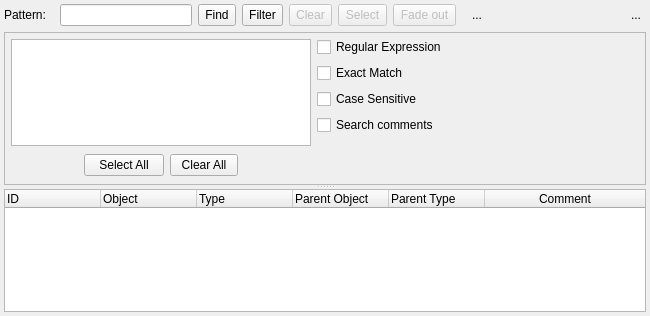
Above: libpgmodeler_ui/ui/objectfinderwidget.ui from pgmodeler/pgmodeler before the change. Below: the same form after it.
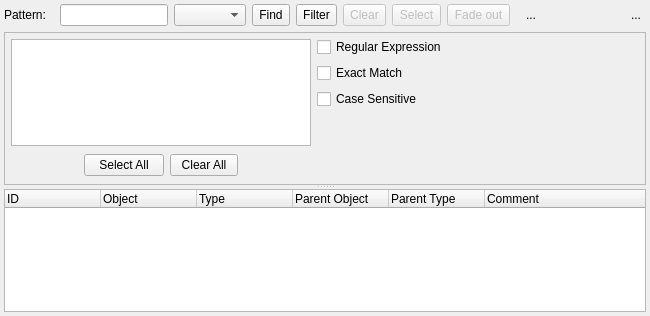
That is the form after the change. Icons and pictures are not drawn.

Commit message: Improved the object search mechanism in such way that various attributes of the object can be matched. New searchable attribute may be added in the future.

Patch:
```diff
--- a/libpgmodeler_ui/ui/objectfinderwidget.ui
+++ b/libpgmodeler_ui/ui/objectfinderwidget.ui
@@ -38,19 +38,44 @@
    <property name="bottomMargin">
     <number>4</number>
    </property>
-   <item row="0" column="7">
-    <widget class="QLabel" name="found_lbl">
+   <item row="0" column="4">
+    <widget class="QToolButton" name="filter_btn">
+     <property name="enabled">
+      <bool>true</bool>
+     </property>
      <property name="sizePolicy">
-      <sizepolicy hsizetype="Fixed" vsizetype="Preferred">
+      <sizepolicy hsizetype="Preferred" vsizetype="Preferred">
        <horstretch>0</horstretch>
        <verstretch>0</verstretch>
       </sizepolicy>
      </property>
+     <property name="minimumSize">
+      <size>
+       <width>0</width>
+       <height>0</height>
+      </size>
+     </property>
+     <property name="toolTip">
+      <string>Defines the search filter</string>
+     </property>
      <property name="text">
-      <string>...</string>
+      <string>Filter</string>
      </property>
-     <property name="indent">
-      <number>10</number>
+     <property name="icon">
+      <iconset resource="../res/resources.qrc">
+       <normaloff>:/icones/icones/filter.png</normaloff>:/icones/icones/filter.png</iconset>
+     </property>
+     <property name="iconSize">
+      <size>
+       <width>20</width>
+       <height>20</height>
+      </size>
+     </property>
+     <property name="checkable">
+      <bool>true</bool>
+     </property>
+     <property name="toolButtonStyle">
+      <enum>Qt::ToolButtonTextBesideIcon</enum>
      </property>
     </widget>
    </item>
@@ -73,44 +98,6 @@
      </property>
     </widget>
    </item>
-   <item row="0" column="4">
-    <widget class="QToolButton" name="clear_res_btn">
-     <property name="enabled">
-      <bool>false</bool>
-     </property>
-     <property name="sizePolicy">
-      <sizepolicy hsizetype="Preferred" vsizetype="Preferred">
-       <horstretch>0</horstretch>
-       <verstretch>0</verstretch>
-      </sizepolicy>
-     </property>
-     <property name="minimumSize">
-      <size>
-       <width>0</width>
-       <height>0</height>
-      </size>
-     </property>
-     <property name="toolTip">
-      <string>Clears the search results</string>
-     </property>
-     <property name="text">
-      <string>Clear</string>
-     </property>
-     <property name="icon">
-      <iconset resource="../res/resources.qrc">
-       <normaloff>:/icones/icones/limpartexto.png</normaloff>:/icones/icones/limpartexto.png</iconset>
-     </property>
-     <property name="iconSize">
-      <size>
-       <width>20</width>
-       <height>20</height>
-      </size>
-     </property>
-     <property name="toolButtonStyle">
-      <enum>Qt::ToolButtonTextBesideIcon</enum>
-     </property>
-    </widget>
-   </item>
    <item row="0" column="0">
     <widget class="QLabel" name="pattern_lbl">
      <property name="sizePolicy">
@@ -130,7 +117,137 @@
      </property>
     </widget>
    </item>
-   <item row="0" column="9">
+   <item row="0" column="6">
+    <widget class="QToolButton" name="select_btn">
+     <property name="enabled">
+      <bool>false</bool>
+     </property>
+     <property name="sizePolicy">
+      <sizepolicy hsizetype="Preferred" vsizetype="Preferred">
+       <horstretch>0</horstretch>
+       <verstretch>0</verstretch>
+      </sizepolicy>
+     </property>
+     <property name="minimumSize">
+      <size>
+       <width>0</width>
+       <height>0</height>
+      </size>
+     </property>
+     <property name="toolTip">
+      <string>(Un)selects the graphical objects in the results grid</string>
+     </property>
+     <property name="text">
+      <string>Select</string>
+     </property>
+     <property name="icon">
+      <iconset resource="../res/resources.qrc">
+       <normaloff>:/icones/icones/selmovobjeto.png</normaloff>:/icones/icones/selmovobjeto.png</iconset>
+     </property>
+     <property name="iconSize">
+      <size>
+       <width>20</width>
+       <height>20</height>
+      </size>
+     </property>
+     <property name="checkable">
+      <bool>false</bool>
+     </property>
+     <property name="popupMode">
+      <enum>QToolButton::InstantPopup</enum>
+     </property>
+     <property name="toolButtonStyle">
+      <enum>Qt::ToolButtonTextBesideIcon</enum>
+     </property>
+    </widget>
+   </item>
+   <item row="0" column="8">
+    <widget class="QLabel" name="found_lbl">
+     <property name="sizePolicy">
+      <sizepolicy hsizetype="Fixed" vsizetype="Preferred">
+       <horstretch>0</horstretch>
+       <verstretch>0</verstretch>
+      </sizepolicy>
+     </property>
+     <property name="text">
+      <string>...</string>
+     </property>
+     <property name="indent">
+      <number>10</number>
+     </property>
+    </widget>
+   </item>
+   <item row="0" column="5">
+    <widget class="QToolButton" name="clear_res_btn">
+     <property name="enabled">
+      <bool>false</bool>
+     </property>
+     <property name="sizePolicy">
+      <sizepolicy hsizetype="Preferred" vsizetype="Preferred">
+       <horstretch>0</horstretch>
+       <verstretch>0</verstretch>
+      </sizepolicy>
+     </property>
+     <property name="minimumSize">
+      <size>
+       <width>0</width>
+       <height>0</height>
+      </size>
+     </property>
+     <property name="toolTip">
+      <string>Clears the search results</string>
+     </property>
+     <property name="text">
+      <string>Clear</string>
+     </property>
+     <property name="icon">
+      <iconset resource="../res/resources.qrc">
+       <normaloff>:/icones/icones/limpartexto.png</normaloff>:/icones/icones/limpartexto.png</iconset>
+     </property>
+     <property name="iconSize">
+      <size>
+       <width>20</width>
+       <height>20</height>
+      </size>
+     </property>
+     <property name="toolButtonStyle">
+      <enum>Qt::ToolButtonTextBesideIcon</enum>
+     </property>
+    </widget>
+   </item>
+   <item row="0" column="3">
+    <widget class="QToolButton" name="find_btn">
+     <property name="sizePolicy">
+      <sizepolicy hsizetype="Preferred" vsizetype="Preferred">
+       <horstretch>0</horstretch>
+       <verstretch>0</verstretch>
+      </sizepolicy>
+     </property>
+     <property name="minimumSize">
+      <size>
+       <width>0</width>
+       <height>0</height>
+      </size>
+     </property>
+     <property name="text">
+      <string>Find</string>
+     </property>
+     <property name="icon">
+      <iconset resource="../res/resources.qrc">
+       <normaloff>:/icones/icones/objselect.png</normaloff>:/icones/icones/objselect.png</iconset>
+     </property>
+     <property name="iconSize">
+      <size>
+       <width>20</width>
+       <height>20</height>
+      </size>
+     </property>
+     <property name="toolButtonStyle">
+      <enum>Qt::ToolButtonTextBesideIcon</enum>
+     </property>
+    </widget>
+   </item>
+   <item row="0" column="10">
     <widget class="QToolButton" name="hide_tb">
      <property name="minimumSize">
       <size>
@@ -159,65 +276,8 @@
      </property>
     </widget>
    </item>
-   <item row="0" column="8">
-    <spacer name="horizontalSpacer">
-     <property name="orientation">
-      <enum>Qt::Horizontal</enum>
-     </property>
-     <property name="sizeType">
-      <enum>QSizePolicy::Expanding</enum>
-     </property>
-     <property name="sizeHint" stdset="0">
-      <size>
-       <width>40</width>
-       <height>20</height>
-      </size>
-     </property>
-    </spacer>
-   </item>
-   <item row="0" column="3">
-    <widget class="QToolButton" name="filter_btn">
-     <property name="enabled">
-      <bool>true</bool>
-     </property>
-     <property name="sizePolicy">
-      <sizepolicy hsizetype="Preferred" vsizetype="Preferred">
-       <horstretch>0</horstretch>
-       <verstretch>0</verstretch>
-      </sizepolicy>
-     </property>
-     <property name="minimumSize">
-      <size>
-       <width>0</width>
-       <height>0</height>
-      </size>
-     </property>
-     <property name="toolTip">
-      <string>Defines the search filter</string>
-     </property>
-     <property name="text">
-      <string>Filter</string>
-     </property>
-     <property name="icon">
-      <iconset resource="../res/resources.qrc">
-       <normaloff>:/icones/icones/filter.png</normaloff>:/icones/icones/filter.png</iconset>
-     </property>
-     <property name="iconSize">
-      <size>
-       <width>20</width>
-       <height>20</height>
-      </size>
-     </property>
-     <property name="checkable">
-      <bool>true</bool>
-     </property>
-     <property name="toolButtonStyle">
-      <enum>Qt::ToolButtonTextBesideIcon</enum>
-     </property>
-    </widget>
-   </item>
-   <item row="0" column="5">
-    <widget class="QToolButton" name="select_btn">
+   <item row="0" column="7">
+    <widget class="QToolButton" name="fade_btn">
      <property name="enabled">
       <bool>false</bool>
      </property>
@@ -237,7 +297,7 @@
       <string>(Un)selects the graphical objects in the results grid</string>
      </property>
      <property name="text">
-      <string>Select</string>
+      <string>Fade out</string>
      </property>
      <property name="icon">
       <iconset resource="../res/resources.qrc">
@@ -260,7 +320,7 @@
      </property>
     </widget>
    </item>
-   <item row="1" column="0" colspan="10">
+   <item row="1" column="0" colspan="11">
     <widget class="QSplitter" name="splitter">
      <property name="orientation">
       <enum>Qt::Vertical</enum>
@@ -306,7 +366,59 @@
           <property name="horizontalSpacing">
            <number>4</number>
           </property>
-          <item row="0" column="0" rowspan="5">
+          <item row="3" column="1">
+           <spacer name="horizontalSpacer_4">
+            <property name="orientation">
+             <enum>Qt::Horizontal</enum>
+            </property>
+            <property name="sizeHint" stdset="0">
+             <size>
+              <width>40</width>
+              <height>20</height>
+             </size>
+            </property>
+           </spacer>
+          </item>
+          <item row="0" column="1">
+           <widget class="QCheckBox" name="regexp_chk">
+            <property name="sizePolicy">
+             <sizepolicy hsizetype="Expanding" vsizetype="Fixed">
+              <horstretch>0</horstretch>
+              <verstretch>0</verstretch>
+             </sizepolicy>
+            </property>
+            <property name="text">
+             <string>Regular Expression</string>
+            </property>
+           </widget>
+          </item>
+          <item row="2" column="1">
+           <widget class="QCheckBox" name="case_sensitive_chk">
+            <property name="sizePolicy">
+             <sizepolicy hsizetype="Expanding" vsizetype="Fixed">
+              <horstretch>0</horstretch>
+              <verstretch>0</verstretch>
+             </sizepolicy>
+            </property>
+            <property name="text">
+             <string>Case Sensitive</string>
+            </property>
+           </widget>
+          </item>
+          <item row="1" column="1">
+           <widget class="QCheckBox" name="exact_match_chk">
+            <property name="sizePolicy">
+             <sizepolicy hsizetype="Expanding" vsizetype="Fixed">
+              <horstretch>0</horstretch>
+              <verstretch>0</verstretch>
+             </sizepolicy>
+            </property>
+            <property name="text">
+             <string>Exact Match</string>
+            </property>
+           </widget>
+          </item>
+          <item row="0" column="0" rowspan="4">
            <layout class="QGridLayout" name="gridLayout">
             <property name="leftMargin">
              <number>2</number>
@@ -447,65 +559,6 @@
             </item>
            </layout>
           </item>
-          <item row="0" column="1">
-           <widget class="QCheckBox" name="regexp_chk">
-            <property name="sizePolicy">
-             <sizepolicy hsizetype="Expanding" vsizetype="Fixed">
-              <horstretch>0</horstretch>
-              <verstretch>0</verstretch>
-             </sizepolicy>
-            </property>
-            <property name="text">
-             <string>Regular Expression</string>
-            </property>
-           </widget>
-          </item>
-          <item row="2" column="1">
-           <widget class="QCheckBox" name="case_sensitive_chk">
-            <property name="sizePolicy">
-             <sizepolicy hsizetype="Expanding" vsizetype="Fixed">
-              <horstretch>0</horstretch>
-              <verstretch>0</verstretch>
-             </sizepolicy>
-            </property>
-            <property name="text">
-             <string>Case Sensitive</string>
-            </property>
-           </widget>
-          </item>
-          <item row="1" column="1">
-           <widget class="QCheckBox" name="exact_match_chk">
-            <property name="sizePolicy">
-             <sizepolicy hsizetype="Expanding" vsizetype="Fixed">
-              <horstretch>0</horstretch>
-              <verstretch>0</verstretch>
-             </sizepolicy>
-            </property>
-            <property name="text">
-             <string>Exact Match</string>
-            </property>
-           </widget>
-          </item>
-          <item row="4" column="1">
-           <spacer name="horizontalSpacer_4">
-            <property name="orientation">
-             <enum>Qt::Horizontal</enum>
-            </property>
-            <property name="sizeHint" stdset="0">
-             <size>
-              <width>40</width>
-              <height>20</height>
-             </size>
-            </property>
-           </spacer>
-          </item>
-          <item row="3" column="1">
-           <widget class="QCheckBox" name="comment_chk">
-            <property name="text">
-             <string>Search comments</string>
-            </property>
-           </widget>
-          </item>
          </layout>
         </widget>
        </item>
@@ -633,89 +686,31 @@
        <property name="text">
         <string>Comment</string>
        </property>
-       <property name="icon">
-        <iconset resource="../res/resources.qrc">
-         <normaloff>:/icones/icones/editar.png</normaloff>:/icones/icones/editar.png</iconset>
+       <property name="textAlignment">
+        <set>AlignLeading|AlignVCenter</set>
        </property>
       </column>
      </widget>
     </widget>
    </item>
+   <item row="0" column="9">
+    <spacer name="horizontalSpacer">
+     <property name="orientation">
+      <enum>Qt::Horizontal</enum>
+     </property>
+     <property name="sizeType">
+      <enum>QSizePolicy::Expanding</enum>
+     </property>
+     <property name="sizeHint" stdset="0">
+      <size>
+       <width>40</width>
+       <height>20</height>
+      </size>
+     </property>
+    </spacer>
+   </item>
    <item row="0" column="2">
-    <widget class="QToolButton" name="find_btn">
-     <property name="sizePolicy">
-      <sizepolicy hsizetype="Preferred" vsizetype="Preferred">
-       <horstretch>0</horstretch>
-       <verstretch>0</verstretch>
-      </sizepolicy>
-     </property>
-     <property name="minimumSize">
-      <size>
-       <width>0</width>
-       <height>0</height>
-      </size>
-     </property>
-     <property name="text">
-      <string>Find</string>
-     </property>
-     <property name="icon">
-      <iconset resource="../res/resources.qrc">
-       <normaloff>:/icones/icones/objselect.png</normaloff>:/icones/icones/objselect.png</iconset>
-     </property>
-     <property name="iconSize">
-      <size>
-       <width>20</width>
-       <height>20</height>
-      </size>
-     </property>
-     <property name="toolButtonStyle">
-      <enum>Qt::ToolButtonTextBesideIcon</enum>
-     </property>
-    </widget>
-   </item>
-   <item row="0" column="6">
-    <widget class="QToolButton" name="fade_btn">
-     <property name="enabled">
-      <bool>false</bool>
-     </property>
-     <property name="sizePolicy">
-      <sizepolicy hsizetype="Preferred" vsizetype="Preferred">
-       <horstretch>0</horstretch>
-       <verstretch>0</verstretch>
-      </sizepolicy>
-     </property>
-     <property name="minimumSize">
-      <size>
-       <width>0</width>
-       <height>0</height>
-      </size>
-     </property>
-     <property name="toolTip">
-      <string>Fades outs all the graphical objects in the results grid (or those not listed). The current fade in/out state of all objects is modified.</string>
-     </property>
-     <property name="text">
-      <string>Fade out</string>
-     </property>
-     <property name="icon">
-      <iconset resource="../res/resources.qrc">
-       <normaloff>:/icones/icones/fadeout.png</normaloff>:/icones/icones/fadeout.png</iconset>
-     </property>
-     <property name="iconSize">
-      <size>
-       <width>20</width>
-       <height>20</height>
-      </size>
-     </property>
-     <property name="checkable">
-      <bool>false</bool>
-     </property>
-     <property name="popupMode">
-      <enum>QToolButton::InstantPopup</enum>
-     </property>
-     <property name="toolButtonStyle">
-      <enum>Qt::ToolButtonTextBesideIcon</enum>
-     </property>
-    </widget>
+    <widget class="QComboBox" name="search_attrs_cmb"/>
    </item>
   </layout>
  </widget>
```
Left out of the diff: 4 changed lines with no effect on the pictures. The commit also changes 18 other files.
